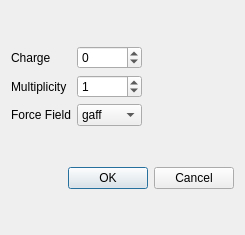
The window that src/Configurator/ParametrizeMoleculeDialog.ui (nutjunkie/IQmol3) describes before a commit, drawn with Qt 5.
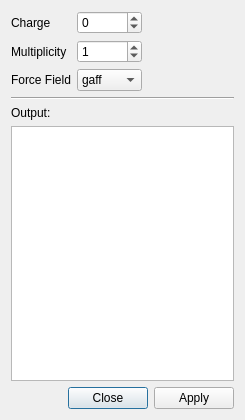
The same window after the commit.

Commit message: Write Antechamber output to the dialog

The edit to the form file:
```diff
--- a/src/Configurator/ParametrizeMoleculeDialog.ui
+++ b/src/Configurator/ParametrizeMoleculeDialog.ui
@@ -7,7 +7,7 @@
     <x>0</x>
     <y>0</y>
     <width>245</width>
-    <height>235</height>
+    <height>420</height>
    </rect>
   </property>
   <property name="windowTitle">
@@ -110,13 +110,30 @@
      </item>
     </layout>
    </item>
+   <item>
+    <widget class="Line" name="line">
+     <property name="orientation">
+      <enum>Qt::Horizontal</enum>
+     </property>
+    </widget>
+   </item>
+   <item>
+    <widget class="QLabel" name="label_4">
+     <property name="text">
+      <string>Output:</string>
+     </property>
+    </widget>
+   </item>
+   <item>
+    <widget class="QTextBrowser" name="logTextBrowser"/>
+   </item>
    <item>
     <widget class="QDialogButtonBox" name="buttonBox">
      <property name="orientation">
       <enum>Qt::Horizontal</enum>
      </property>
      <property name="standardButtons">
-      <set>QDialogButtonBox::Cancel|QDialogButtonBox::Ok</set>
+      <set>QDialogButtonBox::Apply|QDialogButtonBox::Close</set>
      </property>
      <property name="centerButtons">
       <bool>false</bool>
```
The commit also changes 3 other files.
